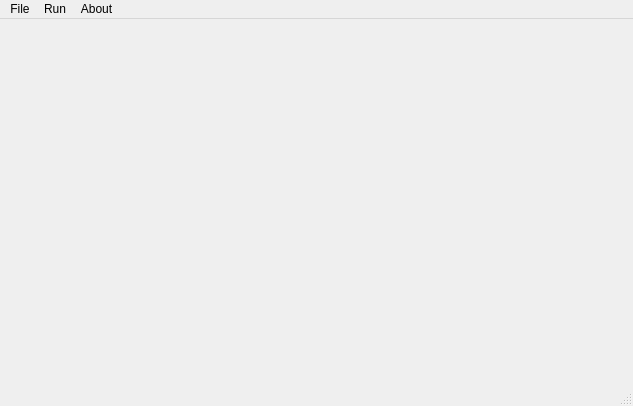
First picture: the form in mainwindow.ui, repository jonbramble/qt-frap-tool, before the edit.
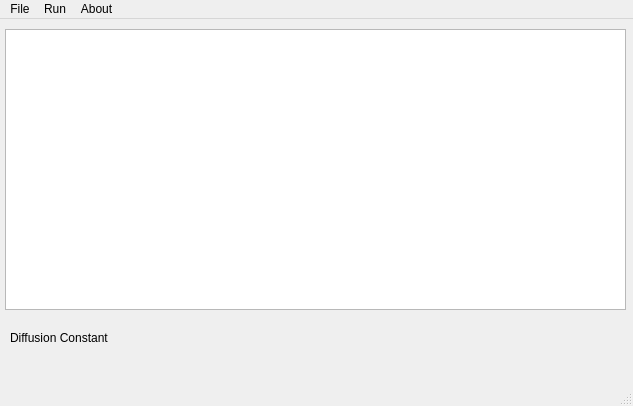
Second picture: the form after the edit.

Patch:
```diff
--- a/mainwindow.ui
+++ b/mainwindow.ui
@@ -13,7 +13,44 @@
   <property name="windowTitle">
    <string>MainWindow</string>
   </property>
-  <widget class="QWidget" name="centralWidget"/>
+  <widget class="QWidget" name="centralWidget">
+   <widget class="QTableView" name="tableView">
+    <property name="geometry">
+     <rect>
+      <x>5</x>
+      <y>10</y>
+      <width>621</width>
+      <height>281</height>
+     </rect>
+    </property>
+   </widget>
+   <widget class="QLabel" name="label">
+    <property name="geometry">
+     <rect>
+      <x>10</x>
+      <y>310</y>
+      <width>131</width>
+      <height>17</height>
+     </rect>
+    </property>
+    <property name="text">
+     <string>Diffusion Constant</string>
+    </property>
+   </widget>
+   <widget class="QLabel" name="label_result">
+    <property name="geometry">
+     <rect>
+      <x>140</x>
+      <y>310</y>
+      <width>66</width>
+      <height>17</height>
+     </rect>
+    </property>
+    <property name="text">
+     <string/>
+    </property>
+   </widget>
+  </widget>
   <widget class="QMenuBar" name="menuBar">
    <property name="geometry">
     <rect>
```
Left out of the diff: 2 changed lines with no effect on the pictures.
